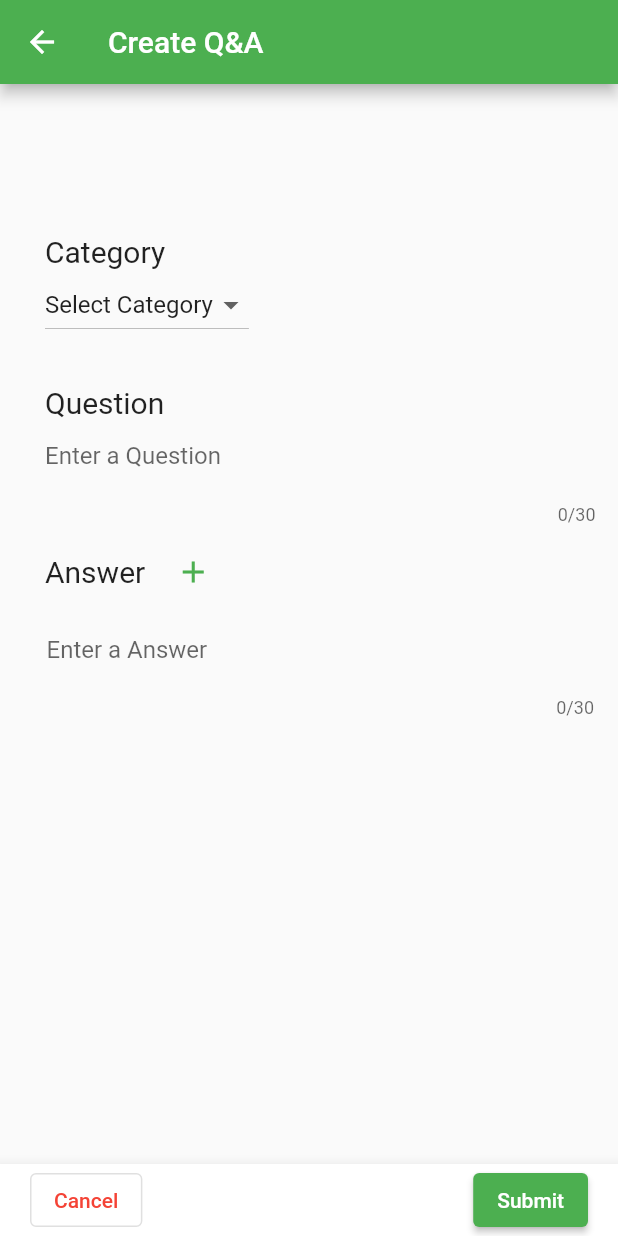
After one commit to sinsinpurin/my_instruction, a Flutter app: the screen it shows after launch, after a tap on the "add" icon, on a phone screen of 412 x 824 dp. The commit adds this screen. Run offline on Flutter 3.47's test engine with Material 2 defaults, Android fonts, the phone set to English and light mode, and no system bars; missing offline and left inert: dart:ffi.

Commit message:
CreatePageのUIを追加

```diff
--- a/lib/main.dart
+++ b/lib/main.dart
@@ -1,13 +1,15 @@
 import 'package:flutter/material.dart';
 import 'package:my_instruction/model/instract.dart';
 import 'package:my_instruction/model/user.dart';
+import 'package:my_instruction/viewmodel/create/create_view_model.dart';
 import 'package:provider/provider.dart';
 import 'ui/pages/home/home.dart';
 
 void main() {
   runApp(MultiProvider(providers: [
     ChangeNotifierProvider(create: (context) => User()),
-    ChangeNotifierProvider(create: (context) => Instracts())
+    ChangeNotifierProvider(create: (context) => Instracts()),
+    ChangeNotifierProvider(create: (context) => CreateViewModel())
   ], child: const MyApp()));
 }
 
--- /dev/null
+++ b/lib/ui/pages/create/create.dart
@@ -0,0 +1,169 @@
+import 'package:flutter/material.dart';
+import 'package:my_instruction/viewmodel/create/create_view_model.dart';
+import 'package:my_instruction/model/instract.dart';
+import 'package:provider/provider.dart';
+
+class CreatePage extends StatelessWidget {
+  const CreatePage({Key? key}) : super(key: key);
+
+  @override
+  Widget build(BuildContext context) {
+    final CreateViewModel createViewModel =
+        Provider.of<CreateViewModel>(context);
+    final Instracts instractsStore = Provider.of<Instracts>(context);
+
+    List<DropdownMenuItem<String>> categoryList = [
+      const DropdownMenuItem(child: Text("Select Category"), value: "")
+    ];
+    categoryList
+        .add(const DropdownMenuItem(child: Text("New Category"), value: "new"));
+    for (var key in instractsStore.instractsList.keys) {
+      categoryList.add(DropdownMenuItem(child: Text(key), value: key));
+    }
+
+    return Scaffold(
+      appBar: AppBar(
+        title: const Text("Create Q&A"),
+      ),
+      body: Column(children: [
+        Container(
+          padding: const EdgeInsets.only(left: 30, top: 100),
+          child: const Text("Category", style: TextStyle(fontSize: 20)),
+          alignment: Alignment.topLeft,
+        ),
+        Container(
+          padding: const EdgeInsets.only(left: 30),
+          child: DropdownButton<String>(
+            items: categoryList,
+            value: createViewModel.inputCategory,
+            onChanged: (category) {
+              if (category != "" && category != null) {
+                createViewModel.inputCategory = category;
+              }
+            },
+          ),
+          alignment: Alignment.topLeft,
+        ),
+        Padding(
+            padding: const EdgeInsets.only(left: 30, right: 15),
+            child: (() {
+              if (createViewModel.inputCategory == "new") {
+                return TextField(
+                  maxLength: 30,
+                  style: const TextStyle(color: Colors.black),
+                  decoration: const InputDecoration(
+                    border: InputBorder.none,
+                    hintText: 'Enter a Category',
+                  ),
+                  onChanged: (text) {
+                    createViewModel.inputQuestion = text;
+                  },
+                );
+              } else {}
+            }())),
+        Container(
+          padding: const EdgeInsets.only(left: 30, top: 30),
+          child: const Text("Question", style: TextStyle(fontSize: 20)),
+          alignment: Alignment.topLeft,
+        ),
+        Padding(
+            padding: const EdgeInsets.only(left: 30, right: 15),
+            child: TextField(
+              maxLength: 30,
+              style: const TextStyle(color: Colors.black),
+              decoration: const InputDecoration(
+                border: InputBorder.none,
+                hintText: 'Enter a Question',
+              ),
+              onChanged: (text) {
+                createViewModel.inputQuestion = text;
+              },
+            )),
+        Container(
+          padding: const EdgeInsets.only(left: 30, top: 7),
+          child: Row(
+            children: [
+              const Text("Answer", style: TextStyle(fontSize: 20)),
+              TextButton(
+                  onPressed: () {
+                    createViewModel.inputAnswersNum =
+                        createViewModel.inputAnswersNum + 1;
+                  },
+                  child: const Icon(Icons.add)),
+              _deleteButton(context)
+            ],
+          ),
+          alignment: Alignment.topLeft,
+        ),
+        Expanded(
+            child: ListView.builder(
+                itemCount: createViewModel.inputAnswersNum,
+                itemBuilder: (context, index) {
+                  return _answerList(context, index);
+                })),
+      ]),
+      bottomNavigationBar: BottomAppBar(
+        child: Row(
+          mainAxisAlignment: MainAxisAlignment.spaceBetween,
+          children: [
+            Padding(
+              padding: const EdgeInsets.only(left: 20),
+              child: OutlinedButton(
+                onPressed: () {
+                  createViewModel.allClear();
+                },
+                child: const Text("Cancel"),
+                style: OutlinedButton.styleFrom(
+                  primary: Colors.red,
+                ),
+              ),
+            ),
+            Padding(
+              padding: const EdgeInsets.only(right: 20),
+              child: ElevatedButton(
+                  onPressed: () {
+                    createViewModel.allClear();
+                  },
+                  child: const Text("Submit")),
+            )
+          ],
+        ),
+      ),
+    );
+  }
+
+  Widget _answerList(BuildContext context, int index) {
+    final CreateViewModel createViewModel =
+        Provider.of<CreateViewModel>(context);
+    return Padding(
+      padding: const EdgeInsets.only(left: 15),
+      child: ListTile(
+          title: TextField(
+        maxLength: 30,
+        style: const TextStyle(color: Colors.black),
+        decoration: const InputDecoration(
+          border: InputBorder.none,
+          hintText: 'Enter a Answer',
+        ),
+        onChanged: (text) {
+          createViewModel.addAnswer(index, text);
+        },
+      )),
+    );
+  }
+
+  Widget _deleteButton(BuildContext context) {
+    final CreateViewModel createViewModel =
+        Provider.of<CreateViewModel>(context);
+    if (createViewModel.inputAnswersNum > 1) {
+      return TextButton(
+          onPressed: () {
+            createViewModel.inputAnswersNum =
+                createViewModel.inputAnswersNum - 1;
+          },
+          child: const Icon(Icons.delete));
+    } else {
+      return Container();
+    }
+  }
+}
--- a/lib/ui/pages/home/home.dart
+++ b/lib/ui/pages/home/home.dart
@@ -4,6 +4,7 @@ import 'package:flutter/material.dart';
 import 'package:my_instruction/model/instract.dart';
 import 'package:my_instruction/model/user.dart';
 import 'package:my_instruction/ui/pages/category/category.dart';
+import 'package:my_instruction/ui/pages/create/create.dart';
 import 'package:provider/provider.dart';
 
 class HomePage extends StatelessWidget {
@@ -53,7 +54,18 @@ class HomePage extends StatelessWidget {
             },
           )),
         ],
-        ));
+      ),
+      floatingActionButton: FloatingActionButton(
+        child: const Icon(Icons.add),
+        onPressed: () {
+          Navigator.of(context).push(
+            MaterialPageRoute(
+              builder: (context) => const CreatePage(),
+            ),
+          );
+        },
+      ),
+    );
   }
 
   Widget _listItem(BuildContext context, String category) {
--- /dev/null
+++ b/lib/viewmodel/create/create_view_model.dart
@@ -0,0 +1,44 @@
+import 'package:flutter/material.dart';
+
+class CreateViewModel extends ChangeNotifier {
+  String _inputCategory = "";
+  String _inputQuestion = "";
+  List<String> _inputAnswers = [""];
+  int _inputAnswersNum = 1;
+
+  String get inputCategory => _inputCategory;
+  String get inputQuestion => _inputQuestion;
+  List<String> get inputAnswers => _inputAnswers;
+  int get inputAnswersNum => _inputAnswersNum;
+
+  set inputCategory(String category) {
+    _inputCategory = category;
+    notifyListeners();
+  }
+
+  set inputQuestion(String question) {
+    _inputQuestion = question;
+    notifyListeners();
+  }
+
+  set inputAnswersNum(int i) {
+    _inputAnswersNum = i;
+    notifyListeners();
+  }
+
+  void addAnswer(int index, String answer) {
+    _inputAnswers[index] = answer;
+    notifyListeners();
+  }
+
+  void allClear() {
+    _inputQuestion = "";
+    _inputCategory = "";
+    _inputAnswers = [];
+    _inputAnswersNum = 1;
+    notifyListeners();
+  }
+
+// TODO: 登録ロジックを書く
+  void submit(String question, String category, List<String> answers) {}
+}
```
Lines whose indentation alone changed are shown as unchanged.
